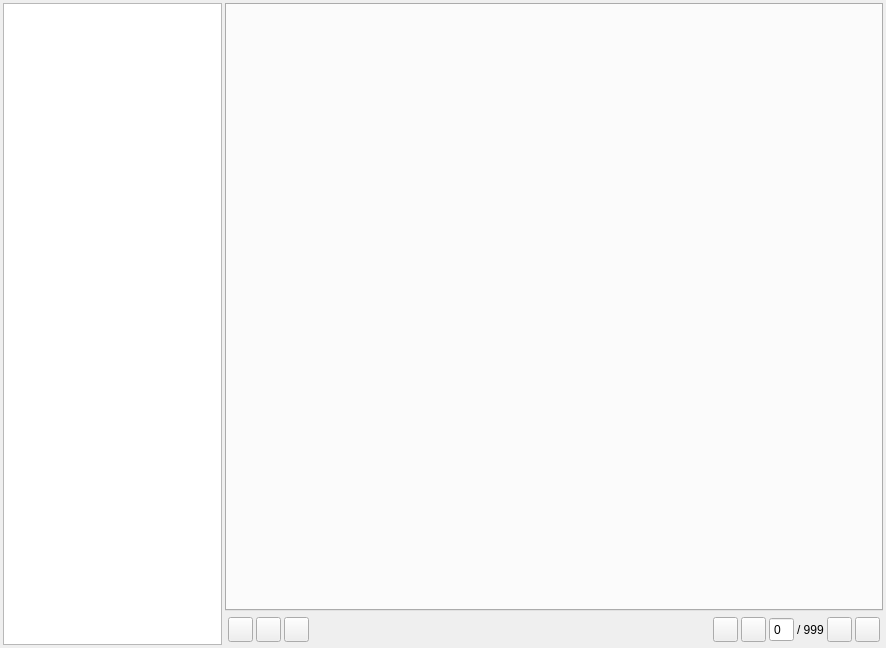
The window that SqliteKit/resources/ui/SqliteKit.ui (MijiQAQ/SQLDemo) describes before a commit, drawn with Qt 5.
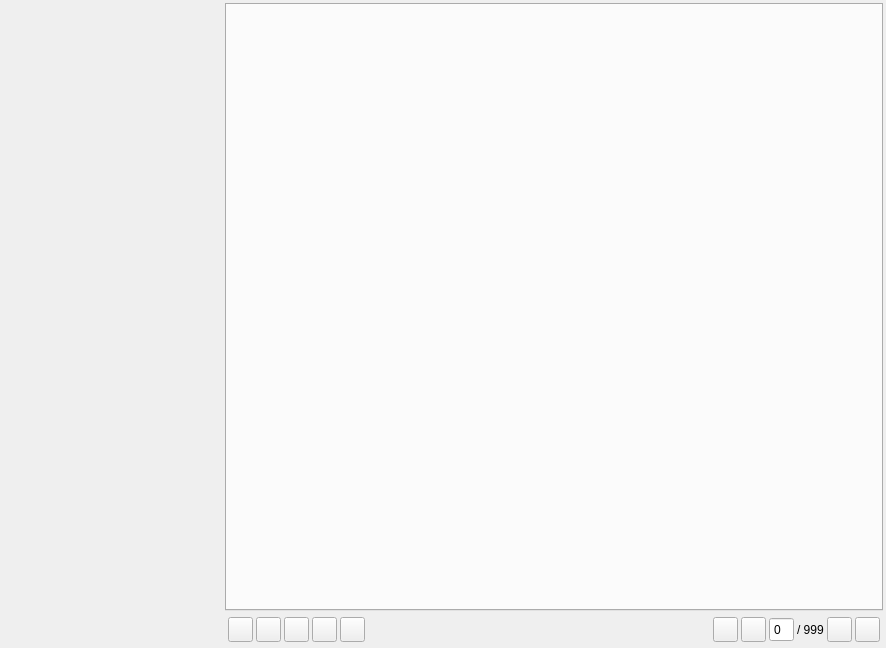
The same window after the commit. Icons and pictures are not drawn.

Diff of the .ui file:
```diff
--- a/SqliteKit/resources/ui/SqliteKit.ui
+++ b/SqliteKit/resources/ui/SqliteKit.ui
@@ -81,6 +81,40 @@
         </property>
        </widget>
       </item>
+      <item>
+       <widget class="QToolButton" name="toolButton_check">
+        <property name="minimumSize">
+         <size>
+          <width>25</width>
+          <height>25</height>
+         </size>
+        </property>
+        <property name="text">
+         <string/>
+        </property>
+        <property name="icon">
+         <iconset resource="../SqliteKit.qrc">
+          <normaloff>:/SqliteKit/icon/ic_check.svg</normaloff>:/SqliteKit/icon/ic_check.svg</iconset>
+        </property>
+       </widget>
+      </item>
+      <item>
+       <widget class="QToolButton" name="toolButton_cancel">
+        <property name="minimumSize">
+         <size>
+          <width>25</width>
+          <height>25</height>
+         </size>
+        </property>
+        <property name="text">
+         <string/>
+        </property>
+        <property name="icon">
+         <iconset resource="../SqliteKit.qrc">
+          <normaloff>:/SqliteKit/icon/ic_cancel.svg</normaloff>:/SqliteKit/icon/ic_cancel.svg</iconset>
+        </property>
+       </widget>
+      </item>
       <item>
        <widget class="QToolButton" name="toolButton_refresh">
         <property name="minimumSize">
@@ -202,16 +236,6 @@
      </layout>
     </widget>
    </item>
-   <item row="0" column="0" rowspan="2">
-    <widget class="QTreeView" name="treeView_database">
-     <property name="sizePolicy">
-      <sizepolicy hsizetype="Expanding" vsizetype="Expanding">
-       <horstretch>25</horstretch>
-       <verstretch>0</verstretch>
-      </sizepolicy>
-     </property>
-    </widget>
-   </item>
    <item row="0" column="1">
     <widget class="QTabWidget" name="tabWidget_database">
      <property name="sizePolicy">
@@ -222,6 +246,22 @@
      </property>
      <property name="currentIndex">
       <number>-1</number>
+     </property>
+     <property name="tabsClosable">
+      <bool>true</bool>
+     </property>
+     <property name="movable">
+      <bool>true</bool>
+     </property>
+    </widget>
+   </item>
+   <item row="0" column="0">
+    <widget class="QWidget" name="widget_database" native="true">
+     <property name="sizePolicy">
+      <sizepolicy hsizetype="Preferred" vsizetype="Preferred">
+       <horstretch>25</horstretch>
+       <verstretch>0</verstretch>
+      </sizepolicy>
      </property>
     </widget>
    </item>
```
